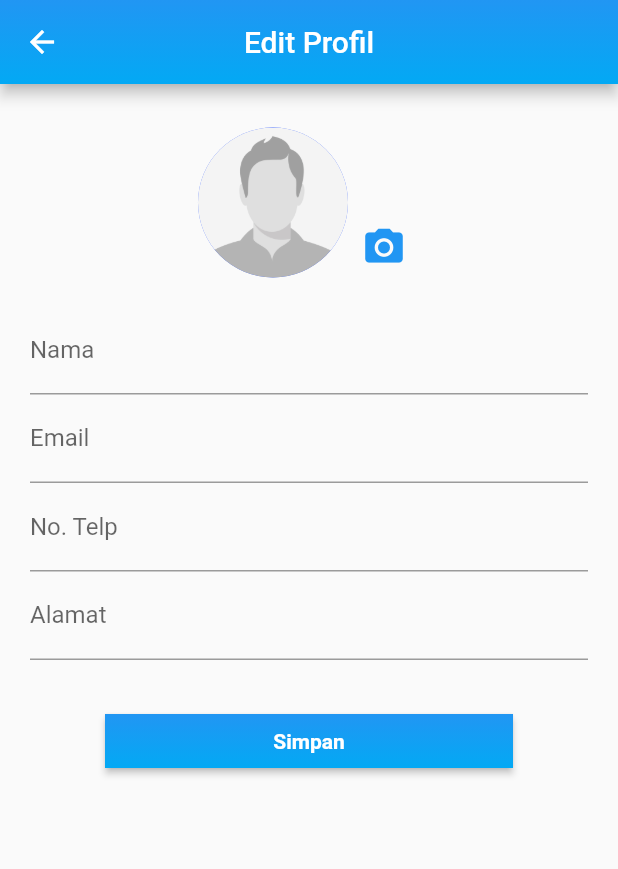
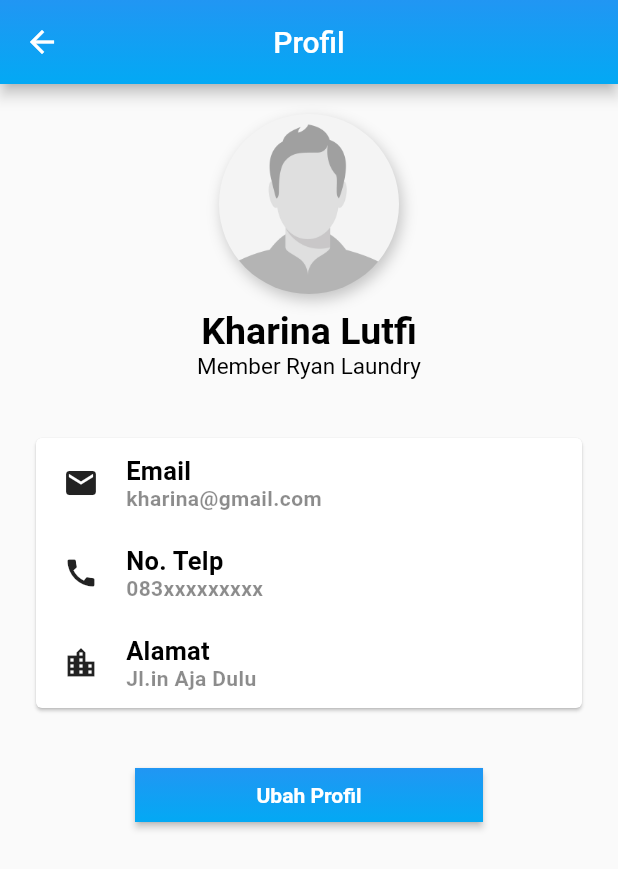
Before and after one commit to ramadhanlmzero/ryan_laundry_android, a Flutter app: the Home screen opened by its route, in the side drawer, after a tap on "Profil", on a phone screen of 412 x 824 dp. Shown: the top 869 px of the screen. Run offline on Flutter 3.47's test engine with Material 2 defaults, Android fonts, the phone set to English and light mode, and no system bars; our stand-ins replace image_picker.

Commit message:
Add Profile Page and Change Default App Icon

```diff
--- a/lib/home.dart
+++ b/lib/home.dart
@@ -76,7 +76,7 @@ class Home extends StatelessWidget {
             ListTile(
               leading: Icon(Icons.person),
               title: Text('Profil'),
-              onTap: () => Navigator.pushNamed(context, '/profile_edit'),
+              onTap: () => Navigator.pushNamed(context, '/profile'),
             ),
             ListTile(
               leading: Icon(Icons.book),
--- /dev/null
+++ b/lib/profile/profile.dart
@@ -0,0 +1,236 @@
+import 'package:flutter/material.dart';
+
+class Profile extends StatelessWidget {
+  @override
+  Widget build(BuildContext context) {
+    return new Scaffold(
+      resizeToAvoidBottomInset: false,
+      appBar: AppBar(
+        flexibleSpace: Container(
+          decoration: BoxDecoration(
+            gradient: LinearGradient(
+              begin: Alignment.topCenter,
+              end: Alignment.bottomCenter,
+              colors: <Color>[
+                Colors.blue,
+                Colors.lightBlue,
+              ],
+            ),
+          ),
+        ),
+        leading: IconButton(
+          icon: Icon(
+            Icons.arrow_back,
+            color: Colors.white,
+          ),
+          onPressed: () => Navigator.pop(context, '/'),
+        ),
+        title: Text('Profil'),
+        centerTitle: true,
+      ),
+      body: Column(
+        children: [
+          Container(
+            alignment: Alignment.center,
+            padding: const EdgeInsets.only(top: 20.0),
+            child: Container(
+              height: 120,
+              width: 120,
+              decoration: BoxDecoration(
+                shape: BoxShape.circle,
+                boxShadow: <BoxShadow>[
+                  BoxShadow(
+                      color: Colors.grey.withOpacity(0.6),
+                      offset: const Offset(2.0, 4.0),
+                      blurRadius: 8),
+                ],
+              ),
+              child: ClipRRect(
+                borderRadius: const BorderRadius.all(Radius.circular(60.0)),
+                child: Image.asset('assets/avatar.png'),
+              ),
+            ),
+          ),
+          Container(
+            padding: const EdgeInsets.only(top: 10.0, bottom: 15.0),
+            child: Column(
+              children: [
+                Text(
+                  'Kharina Lutfi',
+                  style: TextStyle(
+                    fontWeight: FontWeight.w600,
+                    color: Colors.black,
+                    fontSize: 25,
+                  ),
+                ),
+                Text(
+                  'Member Ryan Laundry',
+                  style: TextStyle(
+                    fontWeight: FontWeight.w400,
+                    color: Colors.black,
+                    fontSize: 15,
+                  ),
+                ),
+              ],
+            ),
+          ),
+          Container(
+            margin: EdgeInsets.all(20),
+            child: Card(
+              child: Column(
+                children: [
+                  Row(
+                    children: [
+                      Container(
+                        width: 60,
+                        height: 60,
+                        child: Icon(Icons.email),
+                      ),
+                      Expanded(
+                        child: Column(
+                          mainAxisAlignment: MainAxisAlignment.end,
+                          crossAxisAlignment: CrossAxisAlignment.start,
+                          children: <Widget>[
+                            Text(
+                              'Email',
+                              textAlign: TextAlign.left,
+                              style: TextStyle(
+                                fontWeight: FontWeight.bold,
+                                fontSize: 17,
+                                letterSpacing: 0.2,
+                                color: Colors.black,
+                              ),
+                            ),
+                            Text(
+                              'kharina@gmail.com',
+                              textAlign: TextAlign.left,
+                              style: TextStyle(
+                                fontWeight: FontWeight.w600,
+                                fontSize: 14,
+                                letterSpacing: 0.27,
+                                color: Colors.black45,
+                              ),
+                            ),
+                          ],
+                        ),
+                      ),
+                    ],
+                  ),
+                  Row(
+                    children: [
+                      Container(
+                        width: 60,
+                        height: 60,
+                        child: Icon(Icons.call),
+                      ),
+                      Expanded(
+                        child: Column(
+                          mainAxisAlignment: MainAxisAlignment.end,
+                          crossAxisAlignment: CrossAxisAlignment.start,
+                          children: <Widget>[
+                            Text(
+                              'No. Telp',
+                              textAlign: TextAlign.left,
+                              style: TextStyle(
+                                fontWeight: FontWeight.bold,
+                                fontSize: 17,
+                                letterSpacing: 0.2,
+                                color: Colors.black,
+                              ),
+                            ),
+                            Text(
+                              '083xxxxxxxxx',
+                              textAlign: TextAlign.left,
+                              style: TextStyle(
+                                fontWeight: FontWeight.w600,
+                                fontSize: 14,
+                                letterSpacing: 0.27,
+                                color: Colors.black45,
+                              ),
+                            ),
+                          ],
+                        ),
+                      ),
+                    ],
+                  ),
+                  Row(
+                    children: [
+                      Container(
+                        width: 60,
+                        height: 60,
+                        child: Icon(Icons.location_city),
+                      ),
+                      Expanded(
+                        child: Column(
+                          mainAxisAlignment: MainAxisAlignment.end,
+                          crossAxisAlignment: CrossAxisAlignment.start,
+                          children: <Widget>[
+                            Text(
+                              'Alamat',
+                              textAlign: TextAlign.left,
+                              style: TextStyle(
+                                fontWeight: FontWeight.bold,
+                                fontSize: 17,
+                                letterSpacing: 0.2,
+                                color: Colors.black,
+                              ),
+                            ),
+                            Text(
+                              'Jl.in Aja Dulu',
+                              textAlign: TextAlign.left,
+                              style: TextStyle(
+                                fontWeight: FontWeight.w600,
+                                fontSize: 14,
+                                letterSpacing: 0.27,
+                                color: Colors.black45,
+                              ),
+                            ),
+                          ],
+                        ),
+                      ),
+                    ],
+                  ),
+                ],
+              ),
+            ),
+          ),
+          Container(
+            margin: EdgeInsets.all(10),
+            padding: EdgeInsets.only(left: 80, right: 80),
+            child: RaisedButton(
+              padding: EdgeInsets.all(0),
+              child: Ink(
+                decoration: const BoxDecoration(
+                  gradient: LinearGradient(
+                    begin: Alignment.topCenter,
+                    end: Alignment.bottomCenter,
+                    colors: <Color>[
+                      Colors.blue,
+                      Colors.lightBlue,
+                    ],
+                  ),
+                ),
+                child: Container(
+                  constraints: const BoxConstraints(
+                    minWidth: 150.0,
+                    minHeight: 36.0,
+                  ),
+                  alignment: Alignment.center,
+                  child: const Text(
+                    'Ubah Profil',
+                    textAlign: TextAlign.center,
+                    style: TextStyle(
+                      color: Colors.white,
+                      fontWeight: FontWeight.bold,
+                    ),
+                  ),
+                ),
+              ),
+              onPressed: () => Navigator.pushNamed(context, '/profile_edit'),
+            ),
+          )
+        ],
+      ),
+    );
+  }
+}
--- a/lib/profile/profile_edit.dart
+++ b/lib/profile/profile_edit.dart
@@ -32,13 +32,13 @@ class ProfileEditState extends State<ProfileEdit> {
             Icons.arrow_back,
             color: Colors.white,
           ),
-          onPressed: () => Navigator.pushReplacementNamed(context, '/'),
+          onPressed: () => Navigator.pop(context, '/profile'),
         ),
         title: Text('Edit Profil'),
         centerTitle: true,
       ),
       body: Container(
-          margin: EdgeInsets.all(20.0),
+        margin: EdgeInsets.all(30.0),
         child: Column(
           children: [
             photoField(),
@@ -54,7 +54,8 @@ class ProfileEditState extends State<ProfileEdit> {
               ),
             ),
           ],
-          )),
+        ),
+      ),
     );
   }
 
@@ -163,7 +164,7 @@ class ProfileEditState extends State<ProfileEdit> {
   Widget profileButton() {
     return Container(
       margin: EdgeInsets.all(30),
-      padding: EdgeInsets.only(left: 20, right: 20),
+      padding: EdgeInsets.only(left: 50, right: 50),
       child: RaisedButton(
         padding: EdgeInsets.all(0),
         child: Ink(
--- a/lib/routes.dart
+++ b/lib/routes.dart
@@ -2,6 +2,7 @@ import 'package:flutter/material.dart';
 import 'package:ryan_laundry/login.dart';
 import 'package:ryan_laundry/register.dart';
 import 'package:ryan_laundry/home.dart';
+import 'package:ryan_laundry/profile/profile.dart';
 import 'package:ryan_laundry/profile/profile_edit.dart';
 
 class Router {
@@ -13,6 +14,8 @@ class Router {
         return MaterialPageRoute(builder: (_) => Login());
       case '/register':
         return MaterialPageRoute(builder: (_) => Register());
+      case '/profile':
+        return MaterialPageRoute(builder: (_) => Profile());
       case '/profile_edit':
         return MaterialPageRoute(builder: (_) => ProfileEdit());
       default:
--- a/pubspec.yaml
+++ b/pubspec.yaml
@@ -33,6 +33,12 @@ dependencies:
 dev_dependencies:
   flutter_test:
     sdk: flutter
+  flutter_launcher_icons: "^0.7.3"
+
+flutter_icons:
+  android: "launcher_icon"
+  ios: true
+  image_path: "assets/logo_app.jpg"
 
 # For information on the generic Dart part of this file, see the
 # following page: https://dart.dev/tools/pub/pubspec
```
Also changed, not shown: assets/logo_app.jpg (added), assets/logo_ori.png (added), pubspec.lock, 28 other files. Lines whose indentation alone changed are shown as unchanged.
